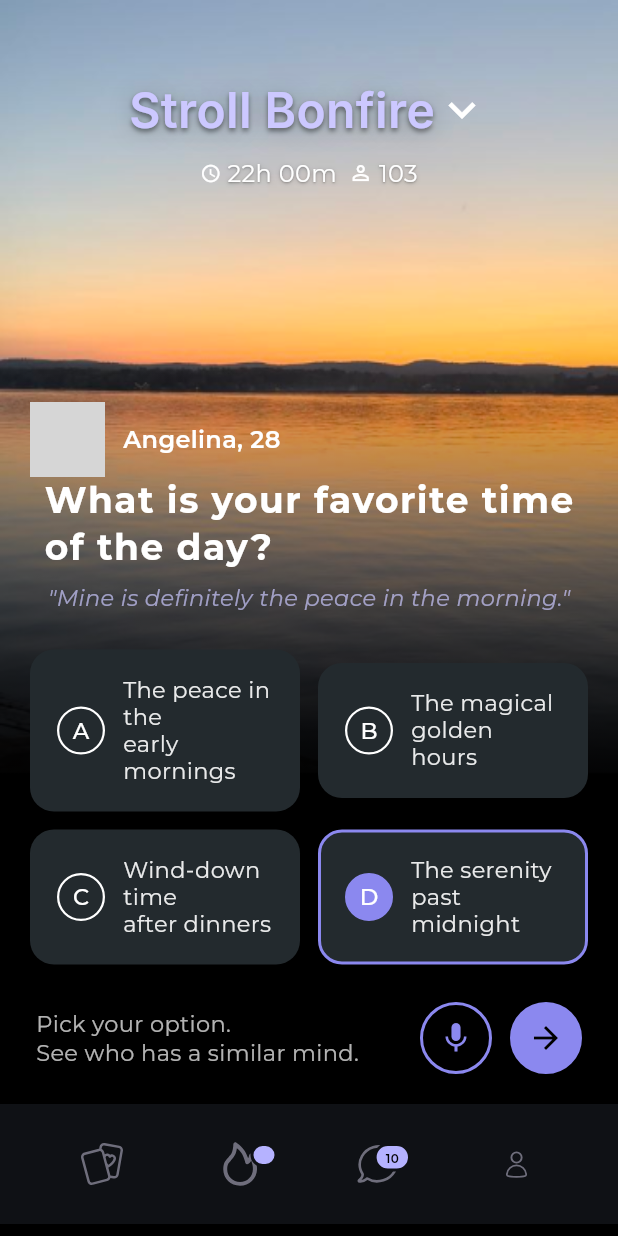
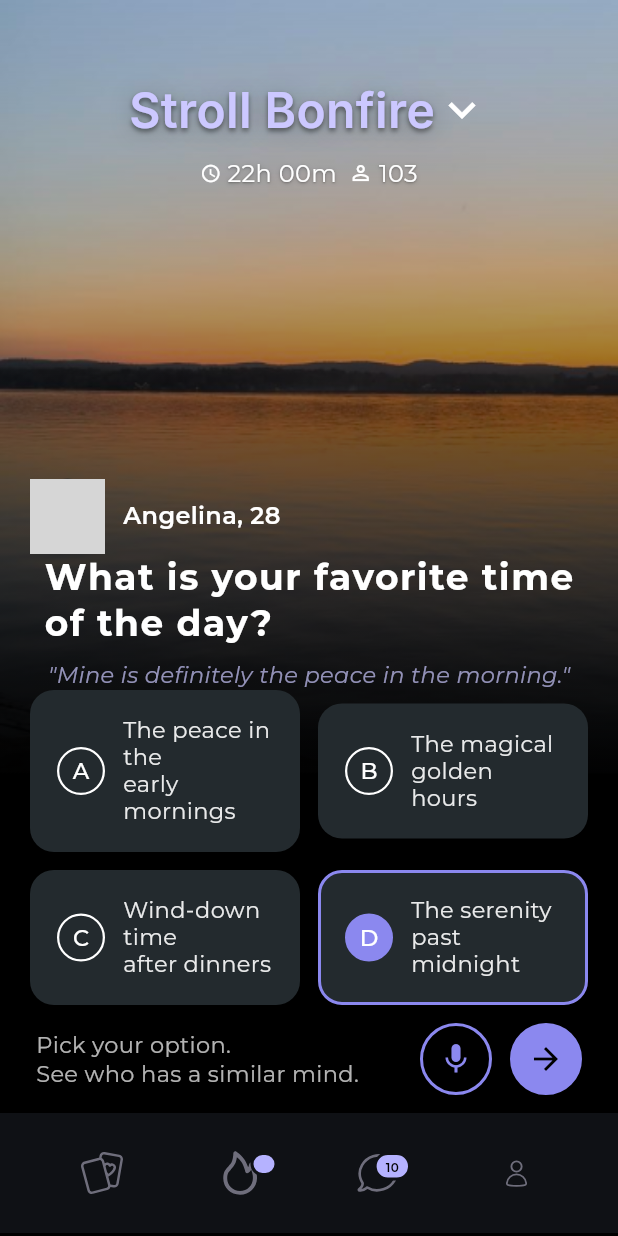
Before and after one commit to ikrishnag/bonfire-ui, a Flutter app: the screen it shows after launch, on a phone screen of 412 x 824 dp. Run offline on Flutter 3.47's test engine with Material 3 defaults, Android fonts, the phone set to English and light mode, and no system bars; our stand-ins replace flutter_svg, google_fonts; grey boxes are pictures that could not be loaded.

Commit message:
feat: enhance HomeScreen layout with gradient overlays and adjust spacing for improved UI

```diff
--- a/lib/presentation/screens/home_screen.dart
+++ b/lib/presentation/screens/home_screen.dart
@@ -29,7 +29,7 @@ class HomeScreen extends StatelessWidget {
                 child: Align(
                   alignment: Alignment.bottomCenter,
                   child: Container(
-                    height: MediaQuery.of(context).size.height / 1.4,
+                    height: MediaQuery.of(context).size.height/1.4,
                     decoration: BoxDecoration(
                       gradient: LinearGradient(
                         begin: Alignment.center,
@@ -37,6 +37,25 @@ class HomeScreen extends StatelessWidget {
                         colors: [
                           Colors.black,
                           Colors.transparent,
+                        ],
+                      ),
+                    ),
+                  ),
+                ),
+              ),
+
+              Positioned.fill(
+                child: Align(
+                  alignment: Alignment.topCenter,
+                  child: Container(
+                    height: MediaQuery.of(context).size.height / 1.4,
+                    decoration: BoxDecoration(
+                      gradient: LinearGradient(
+                        begin: Alignment.topCenter,
+                        end: Alignment.center,
+                        colors: [
+                          Colors.transparent,
+                          Colors.black45,
                         ],
                       ),
                     ),
@@ -53,9 +72,8 @@ class HomeScreen extends StatelessWidget {
                     child: Column(
                       children: [
                         const ProfileQuestion(),
-                        const SizedBox(height: 24),
                         const QuestionOptions(),
-                        const SizedBox(height: 25),
+                        const SizedBox(height: 12),
                         Container(
                           padding: const EdgeInsets.symmetric(horizontal: 4),
                           child: Row(
@@ -90,9 +108,9 @@ class HomeScreen extends StatelessWidget {
                       ],
                     ),
                   ),
-                  const SizedBox(height: 20),
+                  const SizedBox(height: 12),
                   const CustomNavBar(),
-                  const SizedBox(height: 8),
+                  const SizedBox(height: 2),
                 ],
               ),
             ],
```
